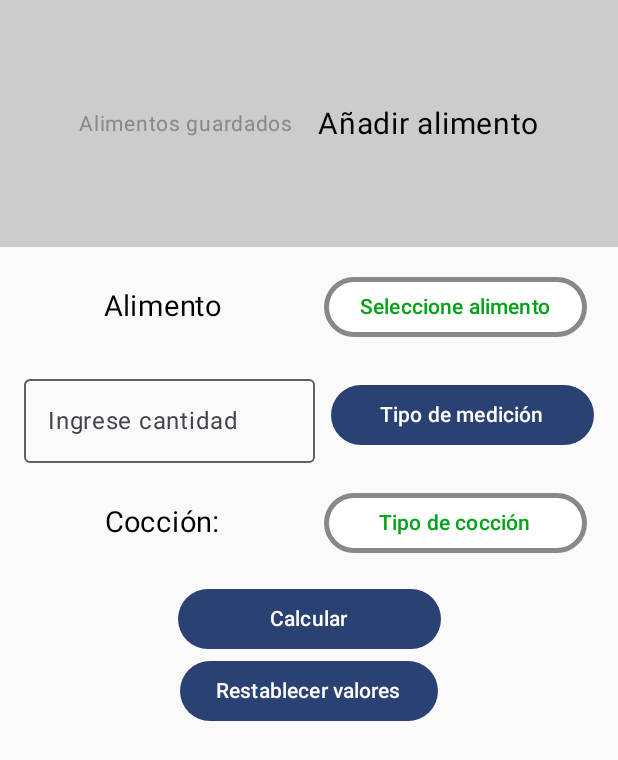
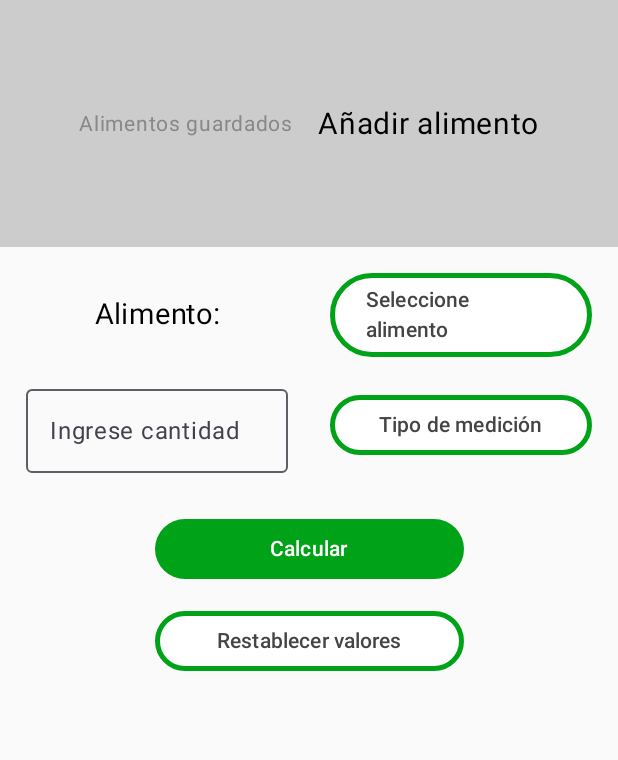
Before and after one commit to Asflum99/Chef-Alarm, an Android app built with Jetpack Compose: the screen it shows after launch (MainActivity), after a tap on "Añadir alimento", on a phone screen of 412 x 824 dp. Shown: the top 760 px of the screen. Run offline under Robolectric (Android 15) with nearby library versions, the phone set to English and light mode, and no system bars; our stand-ins replace Room's generated code.

Commit message:
Cambio de colores y uso de valores dinámicos en los tamaños de los botones y espaciadores

```diff
--- a/app/src/main/java/com/asflum/cocina/MainActivity.kt
+++ b/app/src/main/java/com/asflum/cocina/MainActivity.kt
@@ -40,6 +40,7 @@ import androidx.compose.runtime.setValue
 import androidx.compose.ui.Alignment
 import androidx.compose.ui.Modifier
 import androidx.compose.ui.graphics.Color
+import androidx.compose.ui.platform.LocalConfiguration
 import androidx.compose.ui.text.style.TextAlign
 import androidx.compose.ui.tooling.preview.Preview
 import androidx.compose.ui.unit.dp
@@ -93,6 +94,15 @@ fun MyRow(
     // variables de Error
     var showError by remember { mutableStateOf(false) }
     var errorMessage by remember { mutableStateOf("") }
+    var isButtonEnabled by remember { mutableStateOf(true) }
+
+    if (input == "Espaguetis" || input == "Arroz blanco") {
+        isButtonEnabled = false
+    }
+
+    val configuration = LocalConfiguration.current
+    val screenWidth = configuration.screenWidthDp.dp
+    val dynamicPadding = screenWidth / 30
 
     Row(
         verticalAlignment = Alignment.CenterVertically,
@@ -107,7 +117,7 @@ fun MyRow(
             fontSize = 19.sp
         )
 
-        Spacer(modifier = Modifier.padding(5.dp))
+        Spacer(modifier = Modifier.padding(dynamicPadding))
 
         Box(
             modifier = Modifier
@@ -115,6 +125,7 @@ fun MyRow(
                 .wrapContentSize(Alignment.Center)
         ) {
             Button(
+                enabled = isButtonEnabled,
                 onClick = {
                     if (text == "Tazas de agua" && (input == "" || input == ".")) {
                         showError = true
@@ -122,9 +133,9 @@ fun MyRow(
                     }
                     expanded.value = true
                 },
-                modifier = Modifier.width(175.dp), // considerar usar valor dinámico
-                colors = ButtonColors(Color.White, lightGreen, Color.Black, Color.Black),
-                border = BorderStroke(3.dp, Color.Gray)
+                modifier = Modifier.width(screenWidth / 2),
+                colors = ButtonColors(Color.White, Color.DarkGray, Color.White, Color.DarkGray),
+                border = BorderStroke(3.dp, lightGreen)
             ) {
                 Text(text = selected.value)
             }
@@ -219,7 +230,8 @@ fun NavigationComponent() {
         Box(
             modifier = Modifier
                 .fillMaxWidth()
-                .weight(0.2f) // Porcentaje de espacio para la parte superior
+                // Porcentaje de espacio para la parte superior
+                .weight(0.2f)
                 .background(Color.LightGray)
         ) {
             Row(
--- a/app/src/main/java/com/asflum/cocina/pages/Page1.kt
+++ b/app/src/main/java/com/asflum/cocina/pages/Page1.kt
@@ -1,11 +1,18 @@
 package com.asflum.cocina.pages
 
+import androidx.compose.foundation.BorderStroke
 import androidx.compose.foundation.layout.Arrangement
+import androidx.compose.foundation.layout.Box
 import androidx.compose.foundation.layout.Row
+import androidx.compose.foundation.layout.Spacer
+import androidx.compose.foundation.layout.fillMaxSize
 import androidx.compose.foundation.layout.fillMaxWidth
+import androidx.compose.foundation.layout.padding
+import androidx.compose.foundation.layout.width
 import androidx.compose.foundation.lazy.LazyColumn
 import androidx.compose.foundation.lazy.items
 import androidx.compose.material3.Button
+import androidx.compose.material3.ButtonColors
 import androidx.compose.material3.Icon
 import androidx.compose.material3.IconButton
 import androidx.compose.material3.Text
@@ -17,8 +24,10 @@ import androidx.compose.runtime.rememberCoroutineScope
 import androidx.compose.ui.Alignment
 import androidx.compose.ui.Modifier
 import androidx.compose.ui.graphics.Color
+import androidx.compose.ui.platform.LocalConfiguration
 import androidx.compose.ui.platform.LocalContext
 import androidx.compose.ui.res.painterResource
+import androidx.compose.ui.unit.dp
 import androidx.lifecycle.viewmodel.compose.viewModel
 import com.asflum.cocina.AppDatabase
 import com.asflum.cocina.FoodViewModel
@@ -26,6 +35,7 @@ import com.asflum.cocina.FoodViewModelFactory
 import com.asflum.cocina.MyApplication
 import com.asflum.cocina.R
 import com.asflum.cocina.createAlarm
+import com.asflum.cocina.ui.theme.lightGreen
 import kotlinx.coroutines.launch
 import java.time.LocalTime
 
@@ -34,6 +44,10 @@ fun Page1() {
 
     val context = LocalContext.current
     val savedConfigDao = AppDatabase.getInstance(context).savedConfigDao()
+    val configuration = LocalConfiguration.current
+    val screenWidth = configuration.screenWidthDp.dp
+    val screenHeight = configuration.screenHeightDp.dp
+    val dynamicHeightPadding = screenHeight / 120
 
     val foodViewModel: FoodViewModel = viewModel(
         factory = FoodViewModelFactory(savedConfigDao)
@@ -49,16 +63,21 @@ fun Page1() {
     }
 
     // Mostrar la columna con cada alimento
+    Box(
+        modifier = Modifier.fillMaxSize()
+    ) {
         LazyColumn(
             horizontalAlignment = Alignment.CenterHorizontally,
             modifier = Modifier
                 .fillMaxWidth()
+                .padding(screenWidth / 24)
         ) {
             items(foodList) { food ->
                 Row(
                     horizontalArrangement = Arrangement.Center,
                     modifier = Modifier
-                    .fillMaxWidth()
+                        .fillMaxWidth(),
+                    verticalAlignment = Alignment.CenterVertically
                 ) {
                     Button(
                         onClick = {
@@ -73,17 +92,36 @@ fun Page1() {
                                     message = food.foodName
                                 )
                             }
+                        },
+                        colors = ButtonColors(Color.White, Color.DarkGray, Color.White, Color.DarkGray),
+                        border = BorderStroke(3.dp, lightGreen),
+                        modifier = Modifier.width(screenWidth / 1.5f)
+                    ) {
+                        when (food.foodName) {
+                            "Arroz blanco" -> {
+                                Text(text = "${food.foodQuantity} tazas de arroz blanco con ${food.foodExtra} tazas de agua")
                             }
+                            "Espaguetis" -> {
+                                Text(text = "${food.foodQuantity} gramos de espaguetis de textura ${food.foodExtra?.lowercase()}")
+                            }
+                            else -> {
+                                Text(text = "${food.foodQuantity} papas de tamaño ${food.foodExtra?.lowercase()}. Cocción: ${food.foodCook}")
+                            }
+                        }
+                    }
+                    Row(
+                        horizontalArrangement = Arrangement.End,
+                        modifier = Modifier.fillMaxWidth()
                     ) {
-                    Text(text = food.foodName)
-                }
                         IconButton(
                             onClick = {
                                 coroutineScope.launch {
                                     MyApplication.database.savedConfigDao().delete(food.id)
                                     foodViewModel.getAllFoodInfo()
                                 }
-                    }
+                            },
+//                        modifier = Modifier
+//                            .padding(screenWidth / 20, 0.dp, 0.dp, 0.dp)
                         ) {
                             Icon(
                                 painter = painterResource(id = R.drawable.tacho_01),
@@ -93,6 +131,8 @@ fun Page1() {
                         }
                     }
                 }
+                Spacer(modifier = Modifier.padding(dynamicHeightPadding))
+            }
             item {
                 Button(
                     onClick = {
@@ -100,10 +140,13 @@ fun Page1() {
                             MyApplication.database.savedConfigDao().deleteAll()
                             foodViewModel.getAllFoodInfo()
                         }
-                }
+                    },
+                    modifier = Modifier.width(screenWidth / 2),
+                    colors = ButtonColors(lightGreen, Color.White, Color.White, lightGreen)
                 ) {
                     Text(text = "Borrar todo")
                 }
             }
         }
     }
+}
--- a/app/src/main/java/com/asflum/cocina/pages/Page2.kt
+++ b/app/src/main/java/com/asflum/cocina/pages/Page2.kt
@@ -1,5 +1,6 @@
 package com.asflum.cocina.pages
 
+import androidx.compose.foundation.BorderStroke
 import androidx.compose.foundation.gestures.detectTapGestures
 import androidx.compose.foundation.layout.Arrangement
 import androidx.compose.foundation.layout.Box
@@ -16,9 +17,8 @@ import androidx.compose.foundation.text.KeyboardActions
 import androidx.compose.foundation.text.KeyboardOptions
 import androidx.compose.material3.AlertDialog
 import androidx.compose.material3.Button
+import androidx.compose.material3.ButtonColors
 import androidx.compose.material3.Checkbox
-import androidx.compose.material3.DropdownMenu
-import androidx.compose.material3.DropdownMenuItem
 import androidx.compose.material3.OutlinedTextField
 import androidx.compose.material3.Text
 import androidx.compose.runtime.Composable
@@ -30,7 +30,9 @@ import androidx.compose.runtime.rememberCoroutineScope
 import androidx.compose.runtime.setValue
 import androidx.compose.ui.Alignment
 import androidx.compose.ui.Modifier
+import androidx.compose.ui.graphics.Color
 import androidx.compose.ui.input.pointer.pointerInput
+import androidx.compose.ui.platform.LocalConfiguration
 import androidx.compose.ui.platform.LocalContext
 import androidx.compose.ui.platform.LocalFocusManager
 import androidx.compose.ui.text.input.KeyboardType
@@ -39,20 +41,27 @@ import com.asflum.cocina.MyApplication
 import com.asflum.cocina.MyRow
 import com.asflum.cocina.SavedConfig
 import com.asflum.cocina.createAlarm
+import com.asflum.cocina.ui.theme.lightGreen
 import kotlinx.coroutines.launch
 import java.time.LocalTime
 
 @Composable
 fun Page2(page: PagerState) {
+
+    // Ancho de pantalla
+    val configuration = LocalConfiguration.current
+    val screenWidth = configuration.screenWidthDp.dp
+    val screenHeight = configuration.screenHeightDp.dp
+    val dynamicWidthPadding = screenWidth / 30
+    val dynamicHeightPadding = screenHeight / 120
+
     // variables de Alimento
     val expandedFood = remember { mutableStateOf(false) }
     val selectedFood = remember { mutableStateOf("Seleccione alimento") }
     val optionsFood = listOf("Papa", "Arroz blanco", "Espaguetis")
 
     // variables de Medición
-    var expandedMeasurement by remember { mutableStateOf(false) }
     var selectedMeasurement by remember { mutableStateOf("Tipo de medición") }
-    val optionsMeasurement = listOf("Gr", "Unidad", "Vasos")
 
     // variables de Cocción
     val expandedCook = remember { mutableStateOf(false) }
@@ -102,7 +111,7 @@ fun Page2(page: PagerState) {
                 focusManager.clearFocus()
             })
         }
-        .padding(16.dp)) {
+        .padding(screenWidth / 24)) {
         Column(
             horizontalAlignment = Alignment.CenterHorizontally,
             modifier = Modifier
@@ -110,13 +119,13 @@ fun Page2(page: PagerState) {
             ) {
 
             MyRow(
-                text = "Alimento",
+                text = "Alimento:",
                 expanded = expandedFood,
                 selected = selectedFood,
                 options = optionsFood
             )
 
-            Spacer(modifier = Modifier.padding(8.dp)) // considerar usar un valor dinámico
+            Spacer(modifier = Modifier.padding(dynamicHeightPadding))
 
             Row(
                 verticalAlignment = Alignment.CenterVertically,
@@ -147,39 +156,88 @@ fun Page2(page: PagerState) {
                     modifier = Modifier.weight(1f)
                 )
 
+                Spacer(modifier = Modifier.padding(dynamicWidthPadding))
 
-                Spacer(modifier = Modifier.padding(5.dp)) // considerar usar un valor dinámico
-
-                Box {
+                when (selectedFood.value) {
+                    "Papa" -> {
                         Button(
-                        onClick = { expandedMeasurement = true },
-                        modifier = Modifier.width(175.dp) // considerar usar un valor dinámico
+                            enabled = false,
+                            colors = ButtonColors(Color.White, Color.DarkGray, Color.White, Color.DarkGray),
+                            border = BorderStroke(3.dp, lightGreen),
+                            onClick = {},
+                            modifier = Modifier.weight(1f)
                         ) {
-                        Text(text = selectedMeasurement)
+                            Text(text = "Unidades")
                         }
-                    DropdownMenu(expanded = expandedMeasurement,
-                        onDismissRequest = { expandedMeasurement = false }) {
-                        optionsMeasurement.forEach { option ->
-                            DropdownMenuItem(text = { Text(text = option) }, onClick = {
-                                selectedMeasurement = option
-                                expandedMeasurement = false
-                            })
+                    }
+                    "Arroz blanco" -> {
+                        Button(
+                            enabled = false,
+                            colors = ButtonColors(Color.White, Color.DarkGray, Color.White, Color.DarkGray),
+                            border = BorderStroke(3.dp, lightGreen),
+                            onClick = {},
+                            modifier = Modifier.weight(1f)
+                        ) {
+                            Text(text = "Vasos")
+                        }
+                    }
+                    "Espaguetis" -> {
+                        Button(
+                            enabled = false,
+                            colors = ButtonColors(Color.White, Color.DarkGray, Color.White, Color.DarkGray),
+                            border = BorderStroke(3.dp, lightGreen),
+                            onClick = {},
+                            modifier = Modifier.weight(1f)
+                        ) {
+                            Text(text = "Gramos")
+                        }
+                    }
+                    else -> {
+                        Button(
+                            enabled = false,
+                            colors = ButtonColors(Color.White, Color.DarkGray, Color.White, Color.DarkGray),
+                            border = BorderStroke(3.dp, lightGreen),
+                            onClick = {},
+                            modifier = Modifier.weight(1f)
+                        ) {
+                            Text(text = "Tipo de medición")
+                        }
                     }
                 }
             }
 
-            }
+            Spacer(modifier = Modifier.padding(dynamicHeightPadding))
 
-            Spacer(modifier = Modifier.padding(8.dp)) // considerar usar un valor dinámico
-
+            when (selectedFood.value) {
+                "Papa" -> {
                     MyRow(
                         text = "Cocción:",
                         expanded = expandedCook,
                         selected = selectedCook,
                         options = optionsCook
                     )
+                }
+                "Espaguetis" -> {
+                    MyRow(
+                        text = "Cocción:",
+                        expanded = expandedCook,
+                        selected = selectedCook,
+                        options = optionsCook,
+                        input = "Espaguetis"
+                    )
+                }
+                "Arroz blanco" -> {
+                    MyRow(
+                        text = "Cocción:",
+                        expanded = expandedCook,
+                        selected = selectedCook,
+                        options = optionsCook,
+                        input = "Arroz blanco"
+                    )
+                }
+            }
 
-            Spacer(modifier = Modifier.padding(8.dp)) // considerar usar un valor dinámico
+            Spacer(modifier = Modifier.padding(dynamicHeightPadding))
 
             when (selectedFood.value) {
                 "Papa" -> {
@@ -252,7 +310,8 @@ fun Page2(page: PagerState) {
                             calculateState = true
                         }
                     },
-                    modifier = Modifier.width(175.dp) // considerar usar un valor dinámico
+                    modifier = Modifier.width(screenWidth / 2),
+                    colors = ButtonColors(lightGreen, Color.White, Color.White, lightGreen)
                 ) {
                     Text(text = "Calcular")
                 }
@@ -338,12 +397,17 @@ fun Page2(page: PagerState) {
                             inputNumber.value = ""
                             calculateState = false
                             checked = false
+                            selectedRice.value = "Cantidad"
+                            selectedSpaghetti.value = "Textura"
                         }
                     ) {
                         Text(text = "Programar alarma")
                     }
                 }
             }
+
+            Spacer(modifier = Modifier.padding(dynamicHeightPadding))
+
             Button(
                 onClick = {
                     selectedFood.value = "Seleccione alimento"
@@ -354,7 +418,10 @@ fun Page2(page: PagerState) {
                     calculateState = false
                     checked = false
                     selectedRice.value = "Cantidad"
-                }
+                },
+                colors = ButtonColors(Color.White, Color.DarkGray, Color.White, Color.DarkGray),
+                border = BorderStroke(3.dp, lightGreen),
+                modifier = Modifier.width(screenWidth / 2)
             ) {
                 Text(text = "Restablecer valores")
             }
```
Lines whose indentation alone changed are shown as unchanged.
